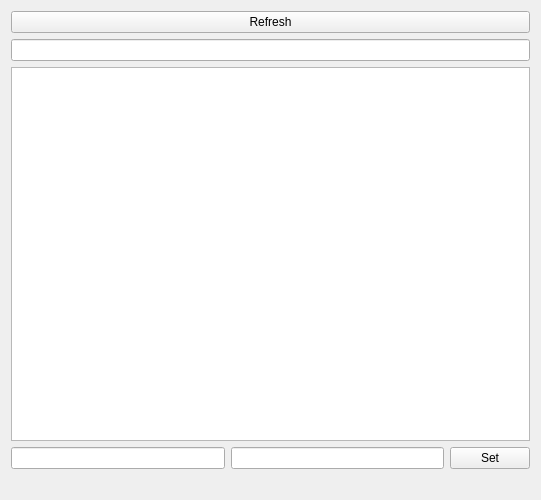
heuristicus/rqt_rosparam, file resource/RosParam.ui: the form before one commit.
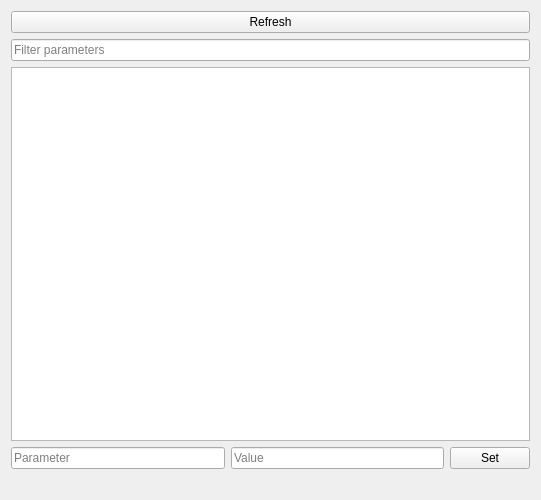
The form after the commit.

Commit message: add placeholder text to indicate purpose of input boxes

The edit to the form file:
```diff
--- a/resource/RosParam.ui
+++ b/resource/RosParam.ui
@@ -22,7 +22,11 @@
     </widget>
    </item>
    <item>
-    <widget class="QLineEdit" name="filterEntry"/>
+    <widget class="QLineEdit" name="filterEntry">
+     <property name="placeholderText">
+      <string>Filter parameters</string>
+     </property>
+    </widget>
    </item>
    <item>
     <widget class="QTreeView" name="paramTree"/>
@@ -30,10 +34,18 @@
    <item>
     <layout class="QHBoxLayout" name="horizontalLayout">
      <item>
-      <widget class="QLineEdit" name="setParamKeyEdit"/>
+      <widget class="QLineEdit" name="setParamKeyEdit">
+       <property name="placeholderText">
+        <string>Parameter</string>
+       </property>
+      </widget>
      </item>
      <item>
-      <widget class="QLineEdit" name="setParamValueEdit"/>
+      <widget class="QLineEdit" name="setParamValueEdit">
+       <property name="placeholderText">
+        <string>Value</string>
+       </property>
+      </widget>
      </item>
      <item>
       <widget class="QPushButton" name="setParamButton">
```
